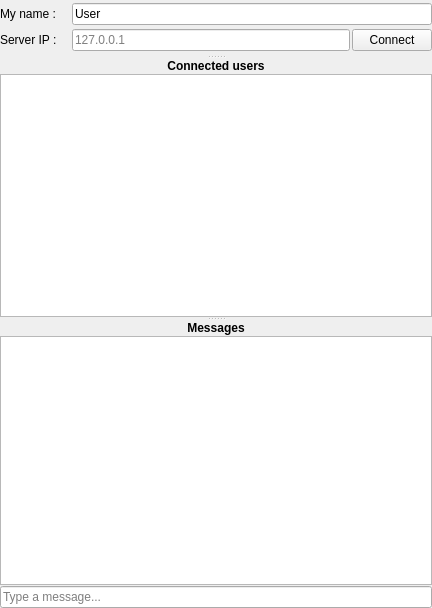
Old version of the form Client/HMI/networkdisplay.ui in the repository paulMConstant/Watch.
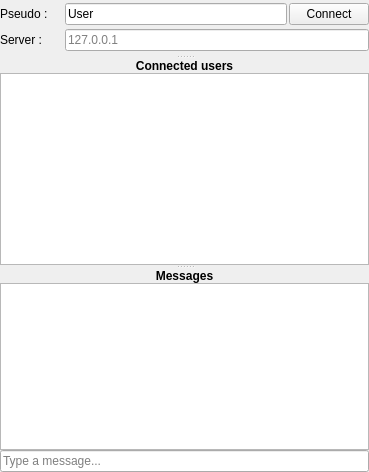
New version of the form.

What changed in the file:
```diff
--- a/Client/HMI/networkdisplay.ui
+++ b/Client/HMI/networkdisplay.ui
@@ -6,8 +6,8 @@
    <rect>
     <x>0</x>
     <y>0</y>
-    <width>432</width>
-    <height>608</height>
+    <width>369</width>
+    <height>472</height>
    </rect>
   </property>
   <property name="windowTitle">
@@ -69,18 +69,18 @@
           <widget class="QLabel" name="nameLabel">
            <property name="minimumSize">
             <size>
-             <width>70</width>
+             <width>63</width>
              <height>0</height>
             </size>
            </property>
            <property name="maximumSize">
             <size>
-             <width>70</width>
+             <width>63</width>
              <height>16777215</height>
             </size>
            </property>
            <property name="text">
-            <string>My name :</string>
+            <string>Pseudo :</string>
            </property>
           </widget>
          </item>
@@ -94,6 +94,13 @@
            </property>
           </widget>
          </item>
+         <item>
+          <widget class="QPushButton" name="connectButton">
+           <property name="text">
+            <string>Connect</string>
+           </property>
+          </widget>
+         </item>
         </layout>
        </item>
        <item>
@@ -111,18 +118,18 @@
            </property>
            <property name="minimumSize">
             <size>
-             <width>70</width>
+             <width>63</width>
              <height>0</height>
             </size>
            </property>
            <property name="maximumSize">
             <size>
-             <width>70</width>
+             <width>63</width>
              <height>16777215</height>
             </size>
            </property>
            <property name="text">
-            <string>Server IP :</string>
+            <string>Server :</string>
            </property>
           </widget>
          </item>
@@ -133,21 +140,38 @@
            </property>
           </widget>
          </item>
-         <item>
-          <widget class="QPushButton" name="connectButton">
-           <property name="text">
-            <string>Connect</string>
-           </property>
-          </widget>
-         </item>
         </layout>
        </item>
       </layout>
      </widget>
-     <widget class="QWidget" name="connectedUsersWidget">
+     <widget class="QWidget" name="connectedUsersWidget" native="true">
+      <property name="sizePolicy">
+       <sizepolicy hsizetype="Preferred" vsizetype="Preferred">
+        <horstretch>0</horstretch>
+        <verstretch>0</verstretch>
+       </sizepolicy>
+      </property>
+      <property name="minimumSize">
+       <size>
+        <width>0</width>
+        <height>100</height>
+       </size>
+      </property>
       <layout class="QVBoxLayout" name="connectedUsersLayout">
        <property name="spacing">
-        <number>1</number>
+        <number>0</number>
+       </property>
+       <property name="leftMargin">
+        <number>0</number>
+       </property>
+       <property name="topMargin">
+        <number>0</number>
+       </property>
+       <property name="rightMargin">
+        <number>0</number>
+       </property>
+       <property name="bottomMargin">
+        <number>0</number>
        </property>
        <item>
         <widget class="QLabel" name="connectedUsersLabel">
@@ -160,14 +184,45 @@
         </widget>
        </item>
        <item>
-        <widget class="QListWidget" name="connectedUsersList"/>
+        <widget class="QListWidget" name="connectedUsersList">
+         <property name="minimumSize">
+          <size>
+           <width>50</width>
+           <height>0</height>
+          </size>
+         </property>
+        </widget>
        </item>
       </layout>
      </widget>
-     <widget class="QWidget" name="messagesWidget">
+     <widget class="QWidget" name="messagesWidget" native="true">
+      <property name="sizePolicy">
+       <sizepolicy hsizetype="Preferred" vsizetype="Preferred">
+        <horstretch>0</horstretch>
+        <verstretch>1</verstretch>
+       </sizepolicy>
+      </property>
+      <property name="minimumSize">
+       <size>
+        <width>0</width>
+        <height>150</height>
+       </size>
+      </property>
       <layout class="QVBoxLayout" name="messagesLayout">
        <property name="spacing">
-        <number>1</number>
+        <number>0</number>
+       </property>
+       <property name="leftMargin">
+        <number>0</number>
+       </property>
+       <property name="topMargin">
+        <number>0</number>
+       </property>
+       <property name="rightMargin">
+        <number>0</number>
+       </property>
+       <property name="bottomMargin">
+        <number>0</number>
        </property>
        <item>
         <widget class="QLabel" name="messagesLabel">
@@ -181,6 +236,12 @@
        </item>
        <item>
         <widget class="QTextEdit" name="messageList">
+         <property name="minimumSize">
+          <size>
+           <width>0</width>
+           <height>0</height>
+          </size>
+         </property>
          <property name="readOnly">
           <bool>true</bool>
          </property>
```
